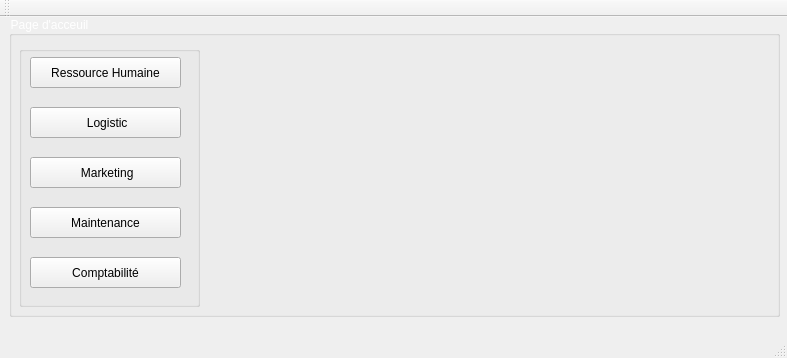
First picture: the form in mainwindow.ui, repository hanenjabnoun-Esprit-2019/Smart_News_Agency_2A25, before the edit.
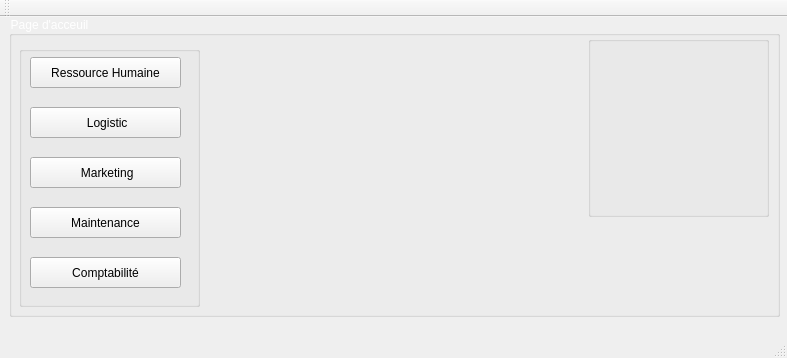
Second picture: the form after the edit. Icons and pictures are not drawn.

```diff
--- a/mainwindow.ui
+++ b/mainwindow.ui
@@ -115,7 +115,7 @@
       <rect>
        <x>90</x>
        <y>20</y>
-       <width>581</width>
+       <width>481</width>
        <height>241</height>
       </rect>
      </property>
@@ -171,6 +171,24 @@
       <string/>
      </property>
     </widget>
+    <widget class="QGroupBox" name="groupBox_3">
+     <property name="geometry">
+      <rect>
+       <x>579</x>
+       <y>20</y>
+       <width>181</width>
+       <height>181</height>
+      </rect>
+     </property>
+     <property name="title">
+      <string/>
+     </property>
+    </widget>
+    <zorder>groupBox_3</zorder>
+    <zorder>label</zorder>
+    <zorder>label_2</zorder>
+    <zorder>label_3</zorder>
+    <zorder>groupBox_2</zorder>
    </widget>
    <zorder>groupBox</zorder>
    <zorder>pushButton</zorder>
```
